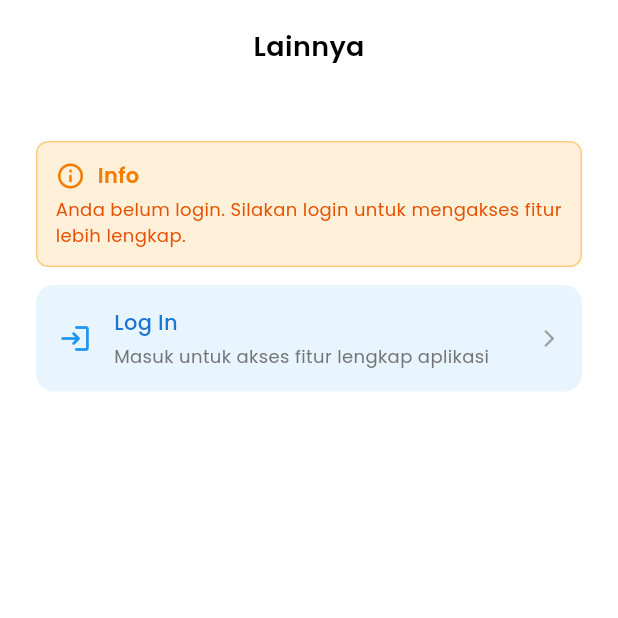
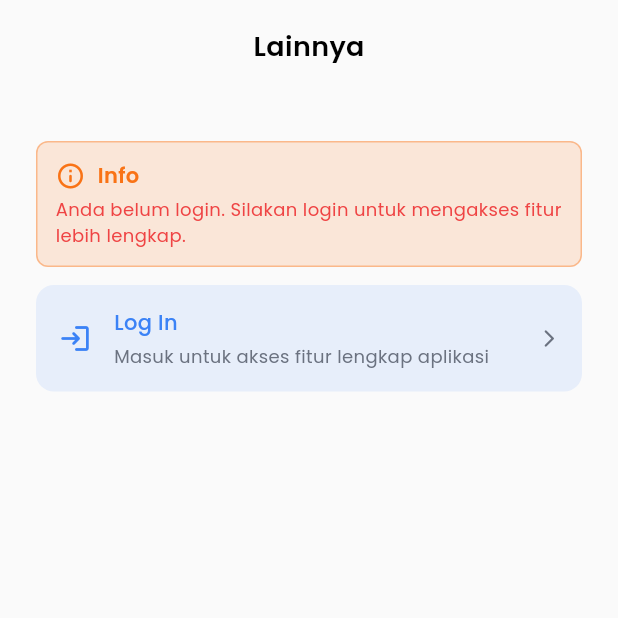
Before and after one commit to mazkama/infoev-mobile, a Flutter app: the ProfilePage screen opened by its route, on a phone screen of 412 x 824 dp, the top half of it. Run offline on Flutter 3.47's test engine with Material 3 defaults, Android fonts, the phone set to English and light mode, and no system bars; our stand-ins replace cached_network_image, flutter_widget_from_html, get, google_fonts, google_maps_flutter, google_sign_in and 2 more; accounts and stored records are empty; network calls fail.

Commit message:
Lainnya in Light Mode

```diff
--- a/lib/app/modules/profil/views/ProfilePage.dart
+++ b/lib/app/modules/profil/views/ProfilePage.dart
@@ -3,6 +3,7 @@ import 'package:google_fonts/google_fonts.dart';
 import 'package:infoev/app/modules/login/views/Logout.dart';
 import 'package:get/get.dart';
 import 'package:infoev/app/modules/profil/controllers/profile_controller.dart';
+import 'package:infoev/app/styles/app_colors.dart';
 
 class ProfilePage extends StatefulWidget {
   const ProfilePage({super.key});
@@ -19,7 +20,7 @@ class _ProfilePageState extends State<ProfilePage> {
     return Obx(() {
       final bool isLoggedIn = profileController.isLoggedIn.value;
       return Scaffold(
-        backgroundColor: Colors.white,
+        backgroundColor: AppColors.backgroundColor,
         body: SafeArea(
           child: Column(
             crossAxisAlignment: CrossAxisAlignment.center,
@@ -46,7 +47,7 @@ class _ProfilePageState extends State<ProfilePage> {
                         title: profileController.name.value,
                         subtitle: profileController.email.value,
                         onTap: () {},
-                        backgroundColor: Colors.grey.shade100,
+                        backgroundColor: AppColors.backgroundSecondary,
                         iconColor: Colors.black,
                         textColor: Colors.black,
                         showArrow: false,
@@ -55,10 +56,10 @@ class _ProfilePageState extends State<ProfilePage> {
                       Container(
                         padding: const EdgeInsets.all(12),
                         decoration: BoxDecoration(
-                          color: Colors.orange.withOpacity(0.15),
+                          color: AppColors.secondaryColor.withOpacity(0.15),
                           borderRadius: BorderRadius.circular(8),
                           border: Border.all(
-                            color: Colors.orange.withOpacity(0.4),
+                            color: AppColors.secondaryColor.withOpacity(0.4),
                           ),
                         ),
                         child: Column(
@@ -66,12 +67,12 @@ class _ProfilePageState extends State<ProfilePage> {
                           children: [
                             Row(
                               children: [
-                                Icon(Icons.info_outline_rounded, color: Colors.orange.shade700, size: 20),
+                                Icon(Icons.info_outline_rounded, color: AppColors.secondaryColor, size: 20),
                                 const SizedBox(width: 8),
                                 Text(
                                   'Info',
                                   style: GoogleFonts.poppins(
-                                    color: Colors.orange.shade700,
+                                    color: AppColors.secondaryColor,
                                     fontWeight: FontWeight.w600,
                                     fontSize: 14,
                                   ),
@@ -82,7 +83,7 @@ class _ProfilePageState extends State<ProfilePage> {
                             Text(
                               'Anda belum login. Silakan login untuk mengakses fitur lebih lengkap.',
                               style: GoogleFonts.poppins(
-                                color: Colors.orange.shade900,
+                                color: AppColors.errorColor,
                                 fontSize: 12,
                               ),
                             ),
@@ -98,7 +99,7 @@ class _ProfilePageState extends State<ProfilePage> {
                         onTap: () {
                           Get.toNamed('/calculator');
                         },
-                        backgroundColor: Colors.grey.shade100,
+                        backgroundColor: AppColors.backgroundSecondary,
                         iconColor: Colors.black,
                         textColor: Colors.black,
                       ),
@@ -108,7 +109,7 @@ class _ProfilePageState extends State<ProfilePage> {
                         title: 'Privasi & Keamanan',
                         subtitle: 'Kelola kata sandi dan autentikasi',
                         onTap: () {},
-                        backgroundColor: Colors.grey.shade100,
+                        backgroundColor: AppColors.backgroundSecondary,
                         iconColor: Colors.black,
                         textColor: Colors.black,
                       ),
@@ -128,10 +129,10 @@ class _ProfilePageState extends State<ProfilePage> {
                         }
                       },
                       backgroundColor: isLoggedIn
-                          ? Colors.red.withOpacity(0.1)
-                          : Colors.blue.withOpacity(0.1),
-                      iconColor: isLoggedIn ? Colors.red : Colors.blue,
-                      textColor: isLoggedIn ? Colors.red.shade700 : Colors.blue.shade700,
+                          ? AppColors.errorColor.withOpacity(0.1)
+                          : AppColors.infoColor.withOpacity(0.1),
+                      iconColor: isLoggedIn ? AppColors.errorColor : AppColors.infoColor,
+                      textColor: isLoggedIn ? AppColors.errorColor : AppColors.infoColor,
                     ),
                   ],
                 ),
@@ -148,7 +149,7 @@ class _ProfilePageState extends State<ProfilePage> {
     required String title,
     required String subtitle,
     required VoidCallback onTap,
-    Color backgroundColor = Colors.white,
+    Color backgroundColor = AppColors.backgroundColor,
     Color iconColor = Colors.black,
     Color textColor = Colors.black,
     bool showArrow = true,
@@ -182,7 +183,7 @@ class _ProfilePageState extends State<ProfilePage> {
                   Text(
                     subtitle,
                     style: GoogleFonts.poppins(
-                      color: Colors.grey.shade600,
+                      color: AppColors.textSecondary,
                       fontSize: 12,
                     ),
                   ),
@@ -193,7 +194,7 @@ class _ProfilePageState extends State<ProfilePage> {
               const Icon(
                 Icons.arrow_forward_ios_rounded,
                 size: 14,
-                color: Colors.grey,
+                color: AppColors.textSecondary,
               ),
           ],
         ),
```
